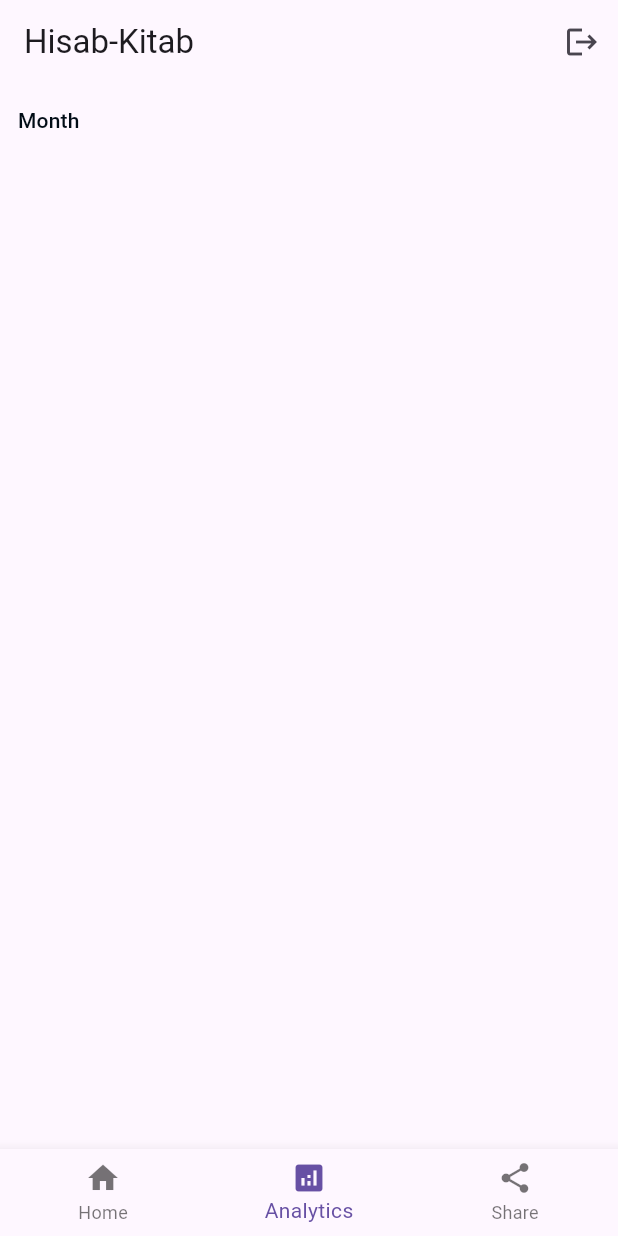
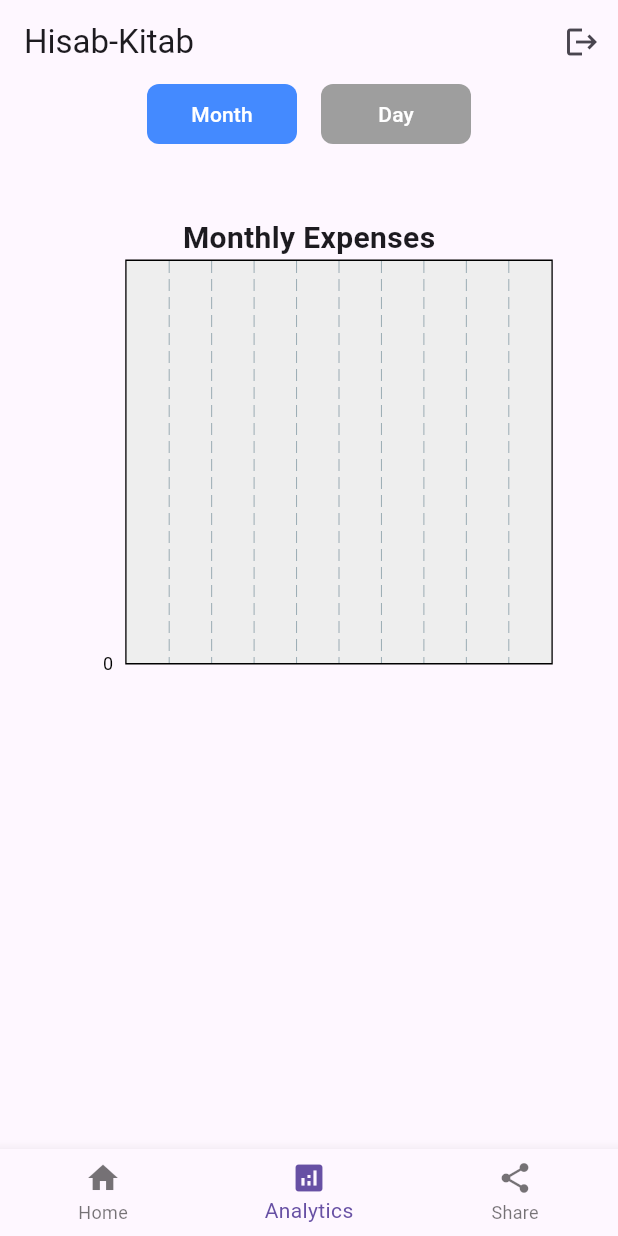
Before and after one commit to Anish-Daruka/Hisab-Kitab, a Flutter app: the Home screen opened directly, item 2 of the bottom bar chosen, on a phone screen of 412 x 824 dp. Run offline on Flutter 3.47's test engine with Material 3 defaults, Android fonts, the phone set to English and light mode, and no system bars; drawn by our look-alikes of fl_chart; our stand-ins replace google_sign_in, supabase_flutter; accounts and stored records are empty.

Commit message:
debugged the graphs,added the user_name field

```diff
--- a/lib/analytics.dart
+++ b/lib/analytics.dart
@@ -1,3 +1,5 @@
+import 'dart:math';
+
 import 'package:fl_chart/fl_chart.dart';
 import 'package:flutter/material.dart';
 import 'global.dart';
@@ -10,19 +12,47 @@ class Analytics extends StatefulWidget {
 }
 
 class _AnalyticsState extends State<Analytics> {
+  bool _isMonth = true; // true
+
+  @override
+  void initState() {
+    super.initState();
+    Global.getBarChartGroups();
+  }
+
   @override
   Widget build(BuildContext context) {
-    final barGroups = Global.getBarChartGroups();
-    List<String> months = [];
+    Global.getBarChartGroups();
+    var barGroups = _isMonth ? Global.barGroupsmonth : Global.barGroupsday;
+    barGroups = barGroups.reversed.toList();
+
+    // Compute labels based on view type
+    List<String> labels = [];
+    print(transactions);
+    if (_isMonth) {
       for (var tx in transactions) {
         DateTime date = DateTime.parse(tx['date']);
         int month = date.month;
         int year = date.year;
         String label = '$month-$year';
-      if (!months.contains(label)) {
-        months.add('${Global.getMonthName(month)}');
+        if (!labels.contains(Global.getMonthName(month))) {
+          labels.add('${Global.getMonthName(month)}');
         }
       }
+    } else {
+      for (var tx in transactions) {
+        DateTime date = DateTime.parse(tx['date']);
+        int day = date.day;
+        int month = date.month;
+        int year = date.year;
+        String label = '$day-$month-$year';
+        if (!labels.contains('$day ${Global.getMonthName(month)}')) {
+          labels.add('$day ${Global.getMonthName(month)}');
+        }
+      }
+    }
+    labels = labels.reversed.toList();
+    print(labels);
     final double maxY =
         barGroups.isNotEmpty
             ? barGroups
@@ -30,22 +60,63 @@ class _AnalyticsState extends State<Analytics> {
                     .reduce((a, b) => a > b ? a : b) *
                 1.2
             : 0.0;
+    print(barGroups.length);
+
     return Column(
       children: [
         Row(
+          mainAxisAlignment: MainAxisAlignment.center,
           children: [
-            TextButton(
+            SizedBox(
+              width: 100,
+              height: 40,
+              child: TextButton(
                 style: TextButton.styleFrom(
                   foregroundColor: const Color.fromARGB(255, 1, 12, 22),
+                  backgroundColor: _isMonth ? Colors.blueAccent : Colors.grey,
+                  shape: RoundedRectangleBorder(
+                    borderRadius: BorderRadius.circular(8.0),
+                  ),
                 ),
                 onPressed: () {
                   setState(() {
-                  graphplot(maxY, barGroups, months, "Monthly Expense");
+                    _isMonth = true; // Complete state for month view
                   });
                 },
-              child: const Text('Month'),
+                child: const Text(
+                  'Month',
+                  style: TextStyle(color: Colors.white),
+                ),
+              ),
+            ),
+            const SizedBox(width: 16), // spacing between buttons
+            SizedBox(
+              width: 100,
+              height: 40,
+              child: TextButton(
+                style: TextButton.styleFrom(
+                  foregroundColor: const Color.fromARGB(255, 1, 12, 22),
+                  backgroundColor: !_isMonth ? Colors.blueAccent : Colors.grey,
+                  shape: RoundedRectangleBorder(
+                    borderRadius: BorderRadius.circular(8.0),
+                  ),
+                ),
+                onPressed: () {
+                  setState(() {
+                    _isMonth = false; // Complete state for day view
+                  });
+                },
+                child: const Text('Day', style: TextStyle(color: Colors.white)),
+              ),
             ),
           ],
+        ),
+
+        graphplot(
+          maxY,
+          barGroups,
+          labels,
+          _isMonth ? "Monthly Expenses" : "Daily Expenses",
         ),
       ],
     );
@@ -54,7 +125,7 @@ class _AnalyticsState extends State<Analytics> {
   Container graphplot(
     double maxY,
     List<BarChartGroupData> barGroups,
-    List<String> months,
+    List<String> labels,
     String title,
   ) {
     return Container(
@@ -67,7 +138,14 @@ class _AnalyticsState extends State<Analytics> {
             title,
             style: const TextStyle(fontSize: 20, fontWeight: FontWeight.bold),
           ),
-          SizedBox(
+          // Enclose BarChart in a horizontal SingleChildScrollView with fixed spacing
+          SingleChildScrollView(
+            scrollDirection: Axis.horizontal,
+            child: SizedBox(
+              width: max(
+                barGroups.length * 60.0,
+                325,
+              ), // fixed width per group for spacing
               height: 300,
               child: BarChart(
                 BarChartData(
@@ -78,12 +156,31 @@ class _AnalyticsState extends State<Analytics> {
                     show: true,
                     border: Border.all(color: Colors.black, width: 1),
                   ),
+                  // Updated barTouchData to ensure tooltips work on tap
+                  barTouchData: BarTouchData(
+                    enabled: true,
+                    touchTooltipData: BarTouchTooltipData(
+                      tooltipPadding: const EdgeInsets.all(8.0),
+                      tooltipMargin: 8,
+
+                      tooltipRoundedRadius: 8,
+                      getTooltipItem: (group, groupIndex, rod, rodIndex) {
+                        return BarTooltipItem(
+                          '${rod.toY.toStringAsFixed(1)}',
+                          const TextStyle(
+                            color: Colors.white,
+                            fontWeight: FontWeight.bold,
+                          ),
+                        );
+                      },
+                    ),
+                  ),
+
                   titlesData: FlTitlesData(
                     leftTitles: AxisTitles(
                       sideTitles: SideTitles(
                         showTitles: true,
-                      reservedSize:
-                          40, // Increased reserved size for more space
+                        reservedSize: 40,
                         getTitlesWidget: (value, meta) {
                           return SideTitleWidget(
                             meta: meta,
@@ -104,12 +201,12 @@ class _AnalyticsState extends State<Analytics> {
                         reservedSize: 30,
                         getTitlesWidget: (value, meta) {
                           int index = value.toInt();
-                        if (index < 0 || index >= months.length)
+                          if (index < 0 || index >= labels.length)
                             return Container();
                           return SideTitleWidget(
                             meta: meta,
                             child: Text(
-                            months[index],
+                              labels[index],
                               style: const TextStyle(
                                 fontSize: 12,
                                 color: Colors.black,
@@ -132,7 +229,7 @@ class _AnalyticsState extends State<Analytics> {
                 swapAnimationDuration: const Duration(milliseconds: 250),
               ),
             ),
-          // ...existing code or additional widgets...
+          ),
         ],
       ),
     );
--- a/lib/global.dart
+++ b/lib/global.dart
@@ -5,34 +5,56 @@ List<Map<int, DateTime>> ts = [];
 List<Map<String, dynamic>> transactions = [];
 
 class Global {
-  // Returns monthly expense bar groups
-  static List<BarChartGroupData> getBarChartGroups() {
-    List<BarChartGroupData> barGroups = [];
-    List<double> expenses = [];
+  // Returns monthly and daily expense bar groups
+  static List<BarChartGroupData> barGroupsmonth = [];
+  static List<BarChartGroupData> barGroupsday = [];
+  static void getBarChartGroups() {
+    barGroupsmonth = [];
+    barGroupsday = [];
+
+    List<double> expensesmonth = [];
+    List<double> expensesday = [];
     List<String> months = [];
+    List<String> days = [];
     transactions.forEach((tx) {
       DateTime date = DateTime.parse(tx['date']);
+      int day = date.day;
       int month = date.month;
       int year = date.year;
       double amount = tx['amount'];
-      int index = months.indexOf('$month-$year');
-      if (index == -1) {
+      int indexMonth = months.indexOf('$month-$year');
+      int indexDay = days.indexOf('$day-$month-$year');
+      if (indexMonth == -1) {
         months.add('$month-$year');
-        expenses.add(amount);
+        expensesmonth.add(amount);
       } else {
-        expenses[index] += amount;
+        expensesmonth[indexMonth] += amount;
+      }
+      if (indexDay == -1) {
+        days.add('$day-$month-$year');
+        expensesday.add(amount);
+      } else {
+        expensesday[indexDay] += amount;
       }
     });
+
     for (int i = 0; i < months.length; i++) {
-      barGroups.add(
+      barGroupsmonth.add(
         BarChartGroupData(
           x: i,
-          barRods: [BarChartRodData(toY: expenses[i], color: Colors.blue)],
+          barRods: [BarChartRodData(toY: expensesmonth[i], color: Colors.blue)],
         ),
       );
-      print("barGroups: $barGroups");
     }
-    return barGroups;
+
+    for (int i = 0; i < days.length; i++) {
+      barGroupsday.add(
+        BarChartGroupData(
+          x: i,
+          barRods: [BarChartRodData(toY: expensesday[i], color: Colors.green)],
+        ),
+      );
+    }
   }
 
   // Returns a list of expenses grouped by category
```
Also changed, not shown: lib/NewUser.dart (added, +106 -0 lines), lib/home.dart (+7 -1 lines), lib/main.dart (+50 -61 lines), main.dart (added), 11 other files. Lines whose indentation alone changed are shown as unchanged.
